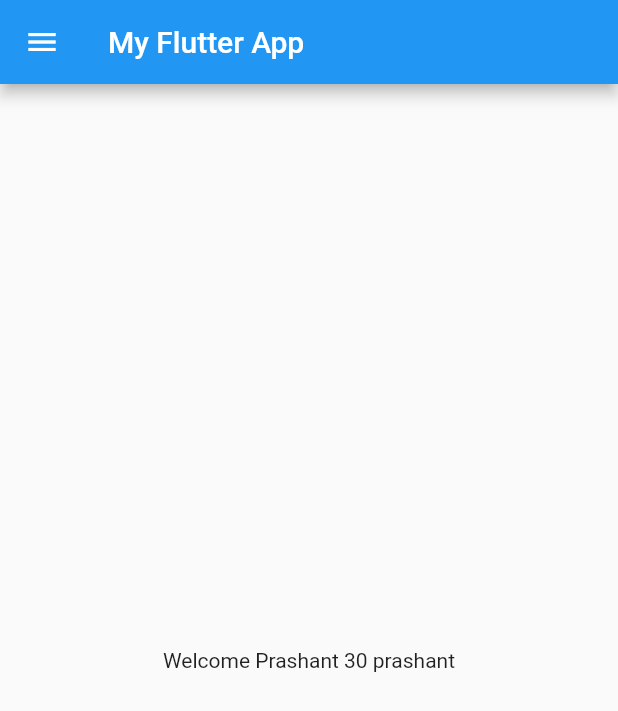
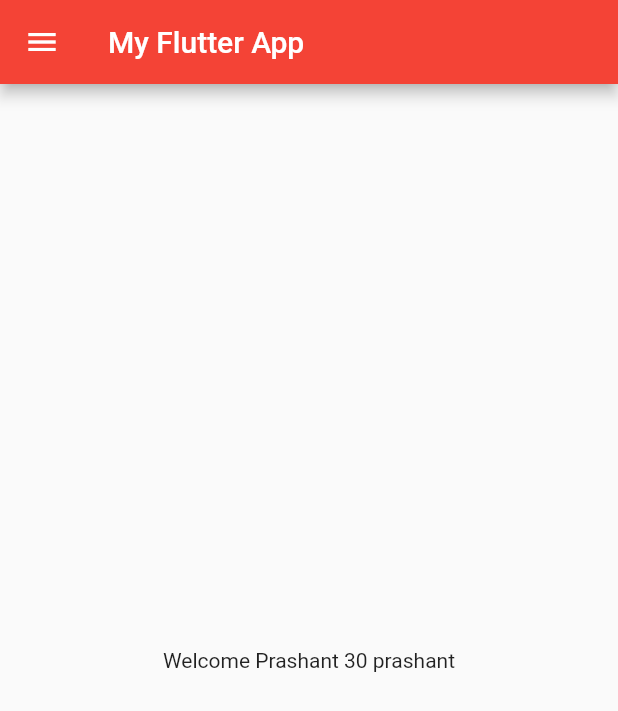
Before and after one commit to prashantlaldas/300DaysOfFlutter, a Flutter app: the screen it shows after launch, on a phone screen of 412 x 824 dp. Shown: the top 711 px of the screen. Run offline on Flutter 3.47's test engine with Material 2 defaults, Android fonts, the phone set to English and light mode, and no system bars.

Commit message:
3rd day class over

```diff
--- a/lib/main.dart
+++ b/lib/main.dart
@@ -1,6 +1,7 @@
+import 'package:career_start/pages/login_page.dart';
 import 'package:flutter/material.dart';
 
-import 'home_page.dart';
+import 'pages/home_page.dart';
 
 void main() {
   runApp(MyApp());
@@ -10,10 +11,19 @@ class MyApp extends StatelessWidget {
 
   @override
   Widget build(BuildContext context) {
+    return MaterialApp(
 
-
-    return MaterialApp(
-      home:HomePage(),
+      themeMode: ThemeMode.light,
+      theme: ThemeData(primarySwatch: Colors.red),
+      darkTheme: ThemeData(
+        brightness: Brightness.dark
+      ),
+      initialRoute: "/home",
+      routes: {
+        "/" : (context) => LoginPage(),
+        "/home" : (context) => HomePage(),
+        "/login" : (context) => LoginPage(),
+      },
     );
   }
 }
```
Also changed, not shown: lib/pages/login_page.dart (added, +16 -0 lines), lib/pages/home_page.dart (renamed from lib/home_page.dart).
